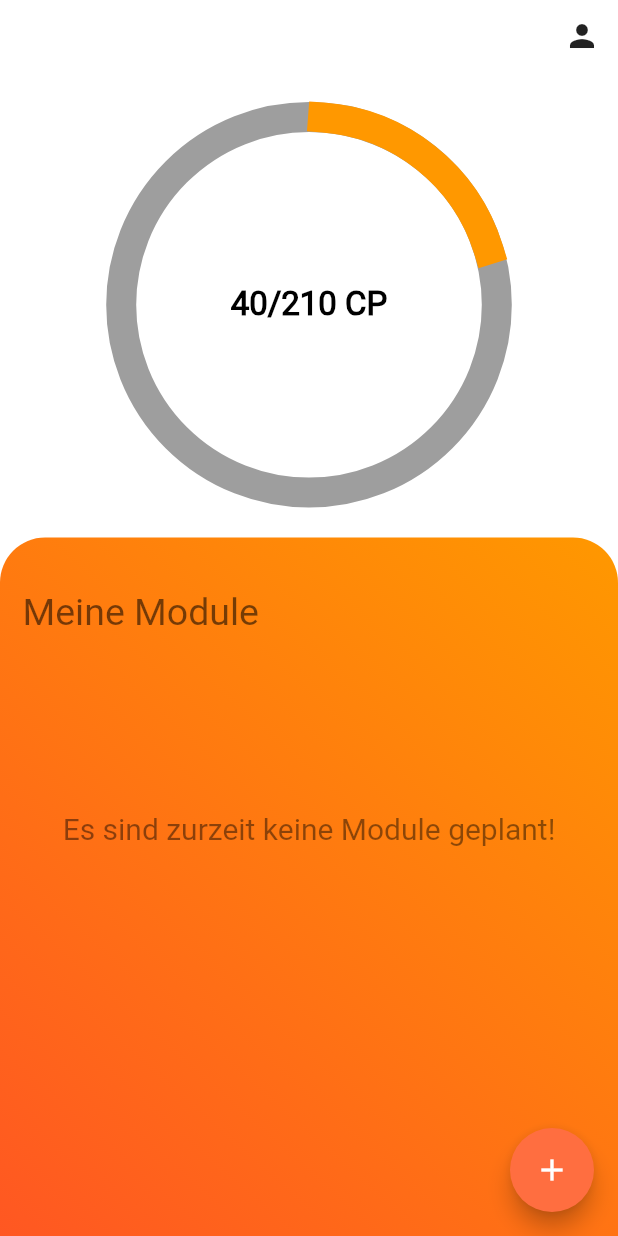
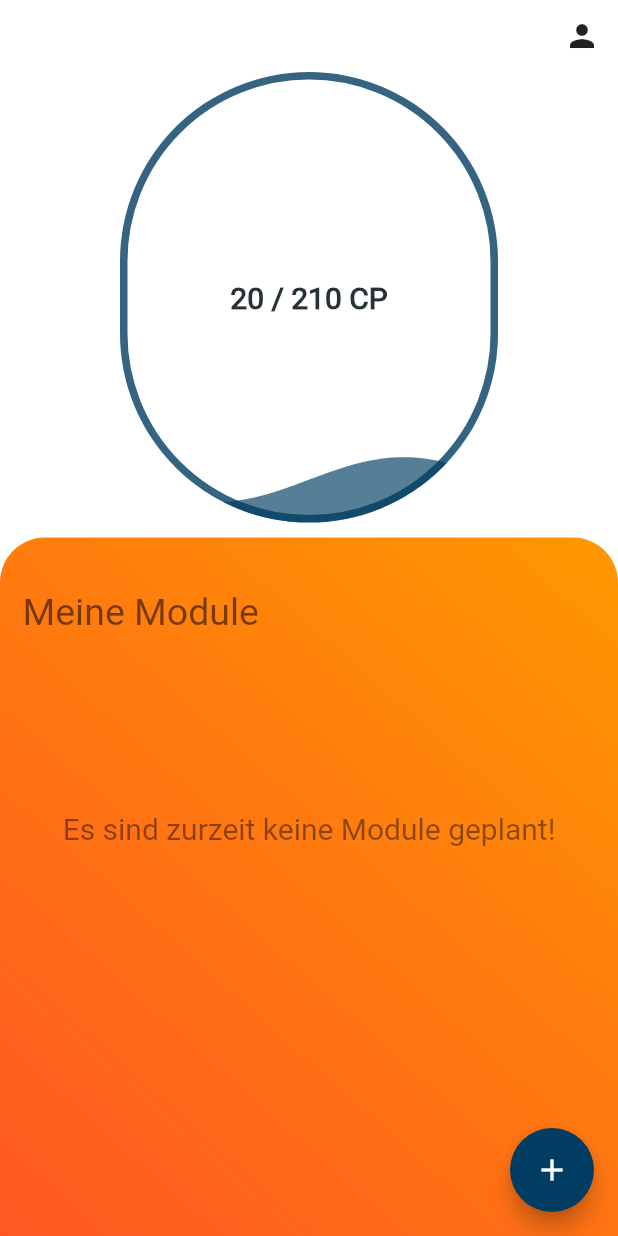
Before and after one commit to AlfredTachi/MyStudyBuddy2020, a Flutter app: the Dashboard screen opened by its route, on a phone screen of 412 x 824 dp. Run offline on Flutter 3.47's test engine with Material 2 defaults, Android fonts, the phone set to English and light mode, and no system bars; our stand-ins replace get, liquid_progress_indicator, percent_indicator, photo_view, shared_preferences, smooth_star_rating and 2 more; missing offline and left inert: flutter_custom_dialog; accounts and stored records are empty.

Commit message:
added new progress indicator

```diff
--- a/lib/dashboard/dashboard.dart
+++ b/lib/dashboard/dashboard.dart
@@ -1,6 +1,7 @@
-import 'package:MyStudyBuddy2/dashboard/progress_bar/progress_bar.dart';
 import 'package:MyStudyBuddy2/local_database/local_database.dart';
+import 'package:MyStudyBuddy2/singleton/profile_controller.dart';
 import 'package:flutter/material.dart';
+import 'package:liquid_progress_indicator/liquid_progress_indicator.dart';
 
 import '../local_database/local_database.dart';
 import '../singleton/module_controller.dart';
@@ -11,13 +12,11 @@ class Dashboard extends StatefulWidget {
 }
 
 class DashboardState extends State<Dashboard> {
-  int _creditPoints = 40;
-  int _maxCreditPoints = 210;
-
   @override
   Widget build(BuildContext context) {
     return Scaffold(
       floatingActionButton: FloatingActionButton(
+        backgroundColor: Color(0xFF013D62),
         onPressed: () {
           Navigator.pushNamed(context, "/modulSelection")
               .whenComplete(() => updateView());
@@ -39,7 +38,21 @@ class DashboardState extends State<Dashboard> {
             Expanded(
               flex: 4,
               child: Container(
-                child: ProgressBar(_creditPoints, _maxCreditPoints),
+                padding: EdgeInsets.only(bottom: 10, right: 80, left: 80),
+                child: LiquidCircularProgressIndicator(
+                  value: ProfileController().getEarnedCP() /
+                      ProfileController().getMaxCP(), // Defaults to 0.5.
+                  valueColor: AlwaysStoppedAnimation(
+                    Color(0xAA013D62),
+                  ), // Defaults to the current Theme's accentColor.
+                  backgroundColor: Colors
+                      .white, // Defaults to the current Theme's backgroundColor.
+                  borderColor: Color(0xCC013D62),
+                  borderWidth: 5.0,
+                  direction: Axis
+                      .vertical, // The direction the liquid moves (Axis.vertical = bottom to top, Axis.horizontal = left to right). Defaults to Axis.vertical.
+                  center: Text(ProfileController().getProgressText(), style: TextStyle(color: Colors.blueGrey[900], fontWeight: FontWeight.bold),),
+                ),
               ),
             ),
             Expanded(
--- a/lib/dashboard/progress_bar/progress_bar.dart
+++ b/lib/dashboard/progress_bar/progress_bar.dart
@@ -125,7 +125,7 @@ class ProgressBarState extends State<ProgressBar>
   @override
   Widget build(BuildContext context) {
     return Center(
-      child: Container(margin: EdgeInsets.all(30), child: progressView()),
+      child: Container(margin: EdgeInsets.all(10), child: progressView()),
     );
   }
 }
--- a/lib/singleton/profile_controller.dart
+++ b/lib/singleton/profile_controller.dart
@@ -15,10 +15,25 @@ class ProfileController {
   TextEditingController _matrikelCtrl = TextEditingController();
   TextEditingController _qspCtrl = TextEditingController();
 
+  int _earnedCreditPoints = 20;
+  int _maxCreditPoints = 210;
+
   //Getters
   TextEditingController getInfNumberController() => _infCtrl;
   TextEditingController getMatrikelController() => _matrikelCtrl;
   TextEditingController getQSPController() => _qspCtrl;
+
+  int getEarnedCP() => _earnedCreditPoints;
+  int getMaxCP() => _maxCreditPoints;
+
+  String getProgressText() {
+    return _earnedCreditPoints.toString() + " / " + _maxCreditPoints.toString() + " CP";
+  }
+
+  //Setter
+  void addEarnedCP(int _cp) {
+    _earnedCreditPoints += _cp;
+  }
 
   void saveData() async {
     SharedPreferences prefs = await SharedPreferences.getInstance();
--- a/pubspec.yaml
+++ b/pubspec.yaml
@@ -43,6 +43,7 @@ dependencies:
   sqflite: ^1.2.0 # https://pub.dev/packages/sqflite *** MIT ***
   path: ^1.6.4 # https://pub.dev/packages/path *** BSD ***
   path_provider: ^1.6.1 # https://pub.dev/packages/path_provider *** BSD ***
+  liquid_progress_indicator: ^0.3.2 # https://pub.dev/packages/liquid_progress_indicator#-installing-tab- *** MIT ***
 
 flutter_icons:
   android: "launcher_icon" # https://pub.dev/packages/flutter_launcher_icons *** MIT ***
```
